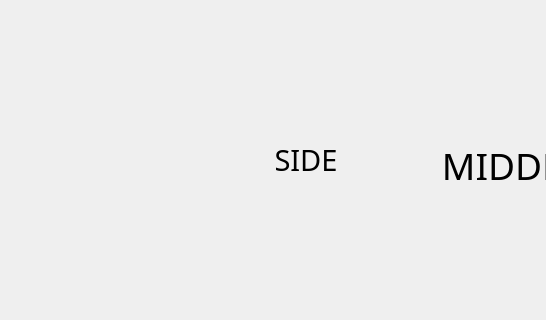
Before: the Qt Designer form QtDesignerFiles/LiveData.ui in hayrayl/AquaQuestSoftware, drawn with Qt 5; both pictures show x 0 to 546 and y 125 to 445 of the 1024 by 538 pixel window.
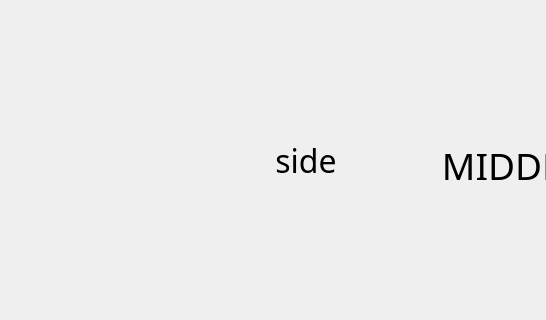
After: the same form once the commit is applied.

Commit message: reordered home screen

What changed in the file:
```diff
--- a/QtDesignerFiles/LiveData.ui
+++ b/QtDesignerFiles/LiveData.ui
@@ -131,7 +131,7 @@
    <property name="font">
     <font>
      <family>Cooper Black</family>
-     <pointsize>22</pointsize>
+     <pointsize>24</pointsize>
      <weight>50</weight>
      <bold>false</bold>
     </font>
@@ -140,7 +140,7 @@
     <number>-3</number>
    </property>
    <property name="text">
-    <string>SIDE</string>
+    <string>side</string>
    </property>
    <property name="alignment">
     <set>Qt::AlignCenter</set>
```
The commit also changes 5 other files.
